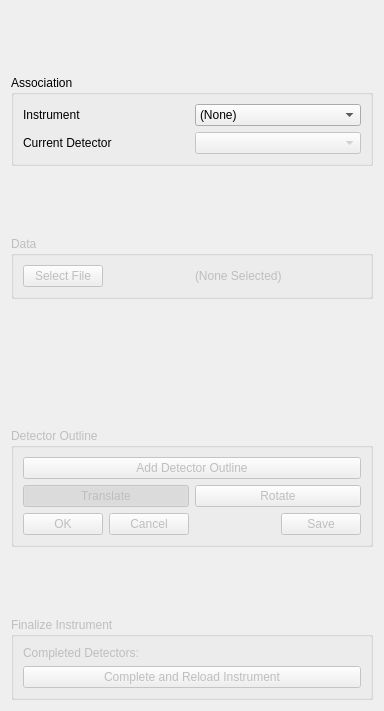
Qt form hexrd/ui/resources/ui/import_data_panel.ui (HEXRD/hexrdgui) before a commit.
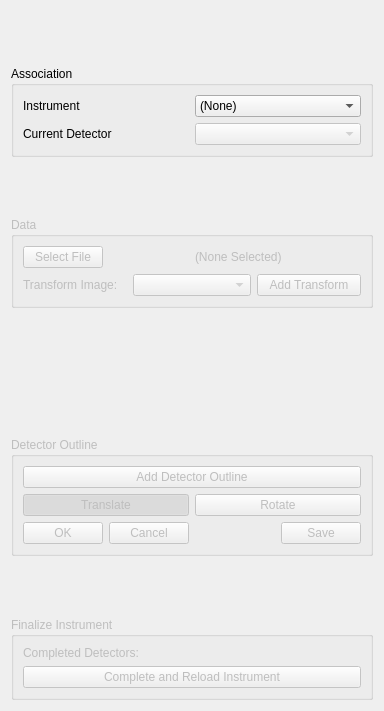
The same form after that commit.

Commit message:
Enable transforming the loaded image
Provides the load images confirmation dialog as well as adds a GUI option to
transform the loaded image for cases where that is needed.

Diff of the .ui file:
```diff
--- a/hexrd/ui/resources/ui/import_data_panel.ui
+++ b/hexrd/ui/resources/ui/import_data_panel.ui
@@ -144,6 +144,69 @@
         </item>
        </layout>
       </item>
+      <item>
+       <layout class="QHBoxLayout" name="horizontalLayout_3">
+        <item>
+         <widget class="QLabel" name="label_2">
+          <property name="text">
+           <string>Transform Image:</string>
+          </property>
+         </widget>
+        </item>
+        <item>
+         <widget class="QComboBox" name="transforms">
+          <property name="enabled">
+           <bool>false</bool>
+          </property>
+          <item>
+           <property name="text">
+            <string/>
+           </property>
+          </item>
+          <item>
+           <property name="text">
+            <string>Flip Vertically</string>
+           </property>
+          </item>
+          <item>
+           <property name="text">
+            <string>Flip Horizontally</string>
+           </property>
+          </item>
+          <item>
+           <property name="text">
+            <string>Transpose</string>
+           </property>
+          </item>
+          <item>
+           <property name="text">
+            <string>Rotate 90°</string>
+           </property>
+          </item>
+          <item>
+           <property name="text">
+            <string>Rotate 180°</string>
+           </property>
+          </item>
+          <item>
+           <property name="text">
+            <string>Rotate 270°</string>
+           </property>
+          </item>
+         </widget>
+        </item>
+        <item>
+         <widget class="QPushButton" name="add_transform">
+          <property name="enabled">
+           <bool>false</bool>
+          </property>
+          <property name="text">
+           <string>Add Transform</string>
+          </property>
+         </widget>
+        </item>
+       </layout>
+      </item>
      </layout>
     </widget>
    </item>
```
Left out of the diff: 2 changed lines with no effect on the pictures. The commit also changes 1 other file.
